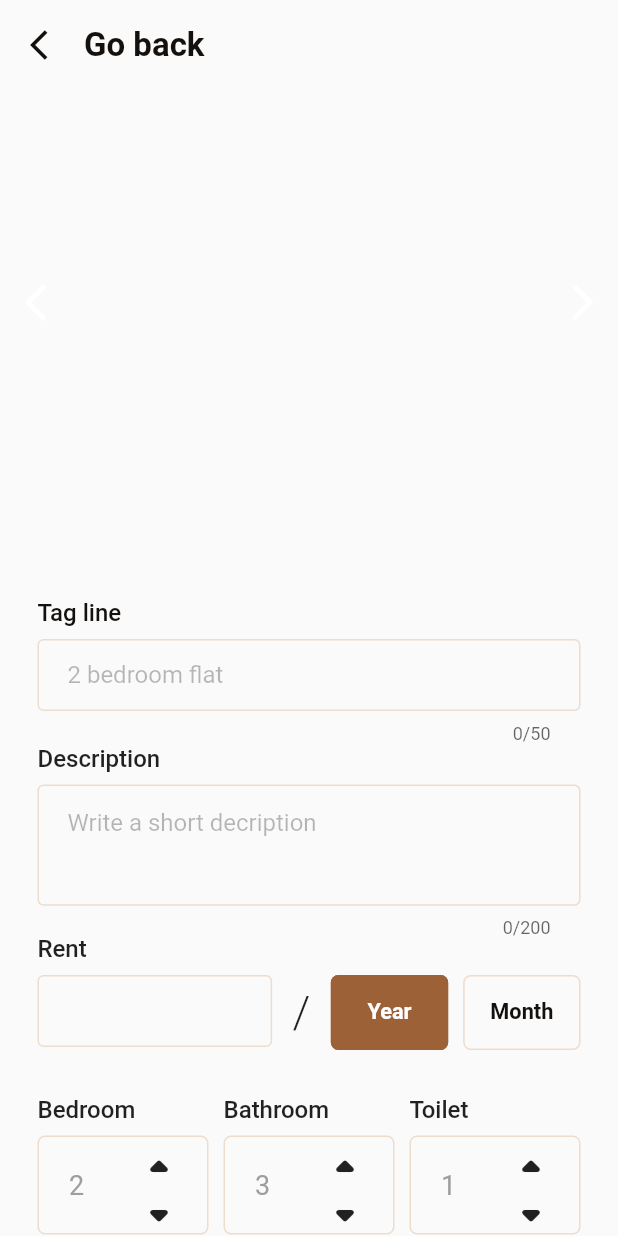
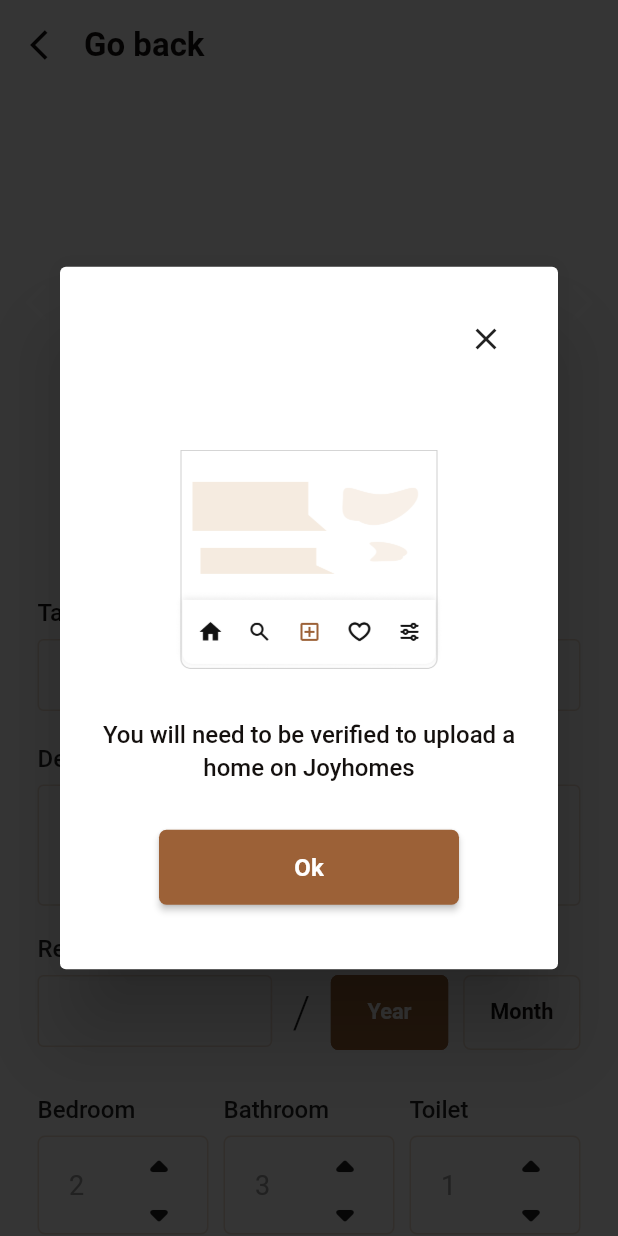
Before and after one commit to iluv27/joy_homes, a Flutter app: the UploadDetails screen opened directly, on a phone screen of 412 x 824 dp. Run offline on Flutter 3.47's test engine with Material 2 defaults, Android fonts, the phone set to English and light mode, and no system bars; drawn by our look-alikes of carousel_slider; our stand-ins replace flutter_image_compress, flutter_map, geolocator, image_picker, latlong2; network calls fail.

Commit message:
New commit

```diff
--- a/lib/screens/home_screen/home_details.dart
+++ b/lib/screens/home_screen/home_details.dart
@@ -326,9 +326,9 @@
                 const Text(
                   'Information',
                   style: TextStyle(
-                    fontSize: 22,
-                    fontWeight: FontWeight.bold,
-                  ),
+                      fontSize: 22,
+                      fontWeight: FontWeight.bold,
+                      color: AppColors.textColor),
                 ),
                 const SizedBox(height: 10),
                 Text(
--- a/lib/screens/upload_screen/upload_details.dart
+++ b/lib/screens/upload_screen/upload_details.dart
@@ -3,6 +3,7 @@
 import 'package:joy_homes/screens/upload_screen/upload_locate.dart';
 import 'package:joy_homes/theme.dart';
 import 'package:carousel_slider/carousel_slider.dart';
+import 'upload_popUp.dart';
 
 class UploadDetails extends StatelessWidget {
   const UploadDetails({super.key});
@@ -24,7 +25,19 @@
         title: Text('Go back'),
         centerTitle: false,
       ),
-      body: UploadDetailsEntry(),
+      body: Builder(
+        builder: (BuildContext context) {
+          Future.delayed(Duration.zero, () {
+            showDialog(
+              context: context,
+              builder: (BuildContext context) {
+                return RegisterWidget();
+              },
+            );
+          });
+          return UploadDetailsEntry();
+        },
+      ),
     );
   }
 }
--- /dev/null
+++ b/lib/screens/upload_screen/upload_popUp.dart
@@ -0,0 +1,81 @@
+import 'package:flutter/material.dart';
+import 'package:joy_homes/theme.dart';
+import 'upload_register.dart';
+
+class RegisterWidget extends StatelessWidget {
+  const RegisterWidget({super.key});
+
+  @override
+  Widget build(BuildContext context) {
+    // final screenHeight = MediaQuery.of(context).size.height;
+    // final popupHeight = screenHeight / 1.9;
+
+    return Stack(
+      children: [
+        Container(
+          color: Colors.black54,
+        ),
+        AlertDialog(
+          title: Align(
+            alignment: Alignment.topRight,
+            child: IconButton(
+              padding: EdgeInsets.all(0),
+              icon: Icon(Icons.close),
+              onPressed: () {
+                Navigator.of(context).pop();
+              },
+            ),
+          ),
+          content: Column(
+            mainAxisSize: MainAxisSize.min,
+            children: [
+              Padding(
+                padding: const EdgeInsets.all(30.0),
+                child: Image.asset(
+                  'assets/images/miniPicture.png',
+                  scale: 3,
+                ),
+              ),
+              Text(
+                'You will need to be verified to upload a home on Joyhomes',
+                textAlign: TextAlign.center,
+                style: TextStyle(
+                    height: 1.4,
+                    fontSize: 16,
+                    fontWeight: FontWeight.w500,
+                    color: AppColors.textColor),
+              )
+            ],
+          ),
+          actions: [
+            Align(
+              alignment: Alignment.bottomCenter,
+              child: Padding(
+                padding: const EdgeInsets.only(bottom: 35.0),
+                child: ElevatedButton(
+                  onPressed: () {
+                    Navigator.push(context,
+                        MaterialPageRoute(builder: (context) {
+                      return const VerificationScreen();
+                    }));
+                  },
+                  style: ElevatedButton.styleFrom(
+                    backgroundColor: AppColors.secondary,
+                    shape: RoundedRectangleBorder(
+                      borderRadius: BorderRadius.circular(5.0),
+                    ),
+                    fixedSize: const Size(200, 50),
+                  ),
+                  child: Text('Ok',
+                      style:
+                          TextStyle(fontSize: 16, fontWeight: FontWeight.w600)),
+                ),
+              ),
+            ),
+          ],
+          backgroundColor: Colors.white,
+        ),
+      ],
+    );
+  }
+}
```
Also changed, not shown: lib/screens/upload_screen/upload_register.dart (added, +169 -0 lines), assets/images/miniPicture.png (added).
